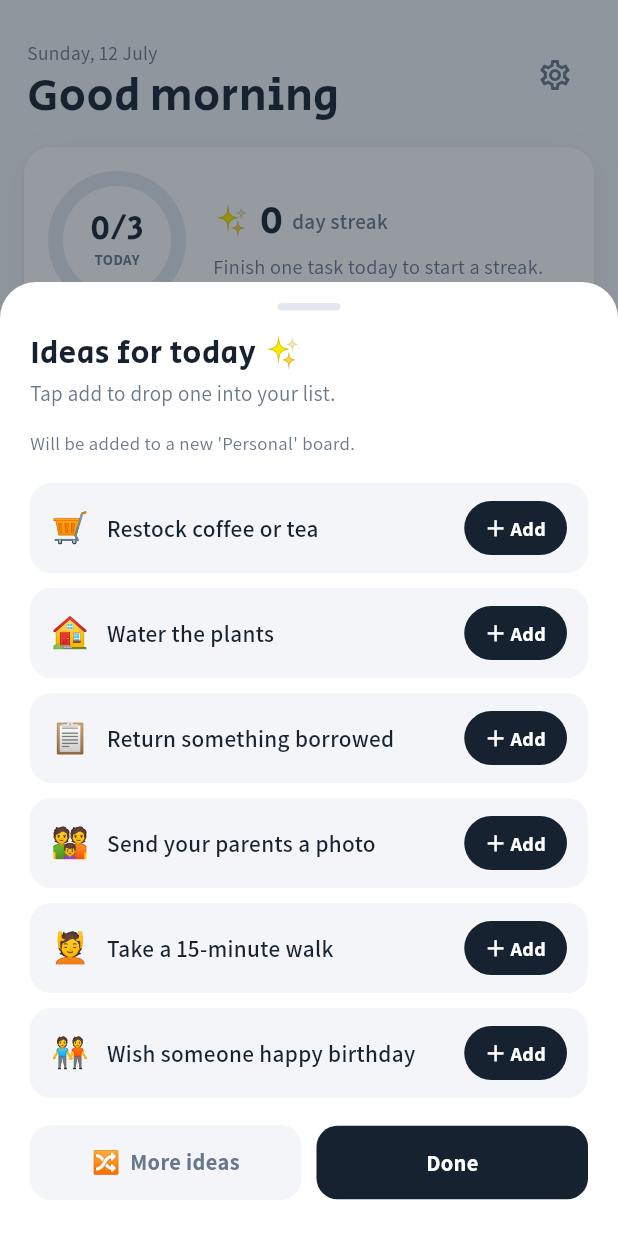
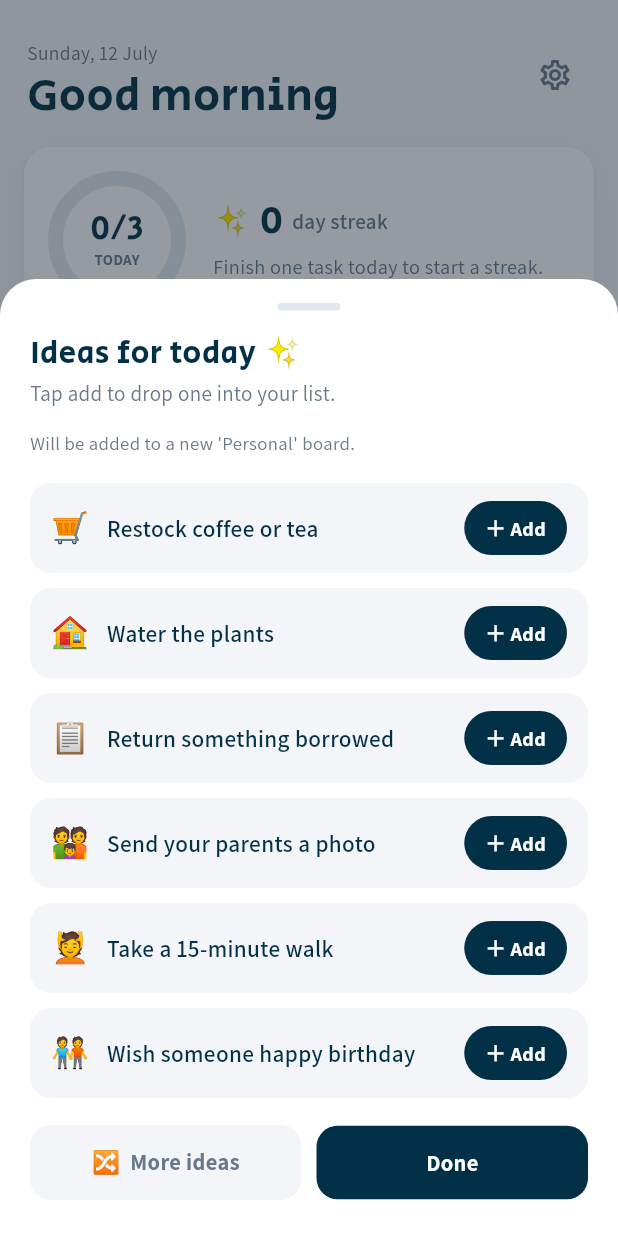
Before and after one commit to Margales1004/Task-board, a Flutter app: the screen it shows after launch, on a phone screen of 412 x 824 dp. Run offline on Flutter 3.47's test engine with Material 3 defaults, Android fonts, the phone set to English and light mode, and no system bars; our stand-ins replace flutter_local_notifications, flutter_timezone, shared_preferences, speech_to_text, timezone, webview_flutter; missing offline and left inert: dart:js_interop.

Commit message:
Recolor dark accent to #023047 and make sheet handles swipe-to-dismiss
- AppColors.ink 0xFF16222F → 0xFF023047, so all selected chips/buttons and
  headings pick up the new brand color everywhere.
- Add a SheetHandle widget (common.dart) that dismisses the sheet on a downward
  swipe, and use it in every bottom sheet in place of the decorative grab bar
  (the custom transparent-background sheets didn't get the framework's built-in
  drag-to-dismiss).

Co-Authored-By: Claude Opus 4.8 <noreply@anthropic.com>
Claude-Session: https://claude.ai/code/session_015ubP9TC7WrEr5hhLs3X3Y2

```diff
--- a/lib/theme.dart
+++ b/lib/theme.dart
@@ -4,7 +4,7 @@ import 'package:flutter/material.dart';
 class AppColors {
   static const bg = Color(0xFFF3F5F8);
   static const surface = Color(0xFFFFFFFF);
-  static const ink = Color(0xFF16222F);
+  static const ink = Color(0xFF023047);
   static const muted = Color(0xFF68788A);
   static const line = Color(0xFFE2E8EF);
   static const danger = Color(0xFFD64545);
--- a/lib/widgets/common.dart
+++ b/lib/widgets/common.dart
@@ -109,6 +109,36 @@ class Toast {
               ? const Duration(seconds: 4)
               : const Duration(milliseconds: 1800)),
       dismiss,
+    );
+  }
+}
+
+/// The little grab bar at the top of a bottom sheet. Swiping down on it closes
+/// the sheet (the sheets use a custom transparent background, so the framework's
+/// built-in drag doesn't reach here — this makes "pull down to dismiss" work).
+class SheetHandle extends StatelessWidget {
+  const SheetHandle({super.key});
+
+  @override
+  Widget build(BuildContext context) {
+    return GestureDetector(
+      behavior: HitTestBehavior.opaque,
+      onVerticalDragEnd: (d) {
+        if ((d.primaryVelocity ?? 0) > 0) Navigator.of(context).maybePop();
+      },
+      child: Padding(
+        padding: const EdgeInsets.only(top: 2, bottom: 16),
+        child: Center(
+          child: Container(
+            width: 42,
+            height: 5,
+            decoration: BoxDecoration(
+              color: AppColors.line,
+              borderRadius: BorderRadius.circular(99),
+            ),
+          ),
+        ),
+      ),
     );
   }
 }
--- a/lib/widgets/ideas_sheet.dart
+++ b/lib/widgets/ideas_sheet.dart
@@ -4,6 +4,7 @@ import 'package:provider/provider.dart';
 import '../app_state.dart';
 import '../suggestions.dart';
 import '../theme.dart';
+import 'common.dart';
 
 /// Show the daily "Ideas for today" popup.
 Future<void> showDailyIdeasSheet(BuildContext context) {
@@ -64,16 +65,7 @@ class _IdeasSheetState extends State<_IdeasSheet> {
             mainAxisSize: MainAxisSize.min,
             crossAxisAlignment: CrossAxisAlignment.stretch,
             children: [
-              Center(
-                child: Container(
-                  width: 42,
-                  height: 5,
-                  margin: const EdgeInsets.only(bottom: 16),
-                  decoration: BoxDecoration(
-                      color: AppColors.line,
-                      borderRadius: BorderRadius.circular(99)),
-                ),
-              ),
+              const SheetHandle(),
               Text('Ideas for today ✨', style: displayStyle(size: 21)),
               const SizedBox(height: 4),
               const Text('Tap add to drop one into your list.',
```
Also changed, not shown: lib/screens/focus_screen.dart (+1 -10 lines), lib/screens/today_screen.dart (+2 -20 lines), lib/widgets/backup_sheet.dart (+1 -10 lines), lib/widgets/board_sheet.dart (+1 -11 lines), lib/widgets/coach_sheet.dart (+1 -10 lines), lib/widgets/sync_sheet.dart (+1 -10 lines).
